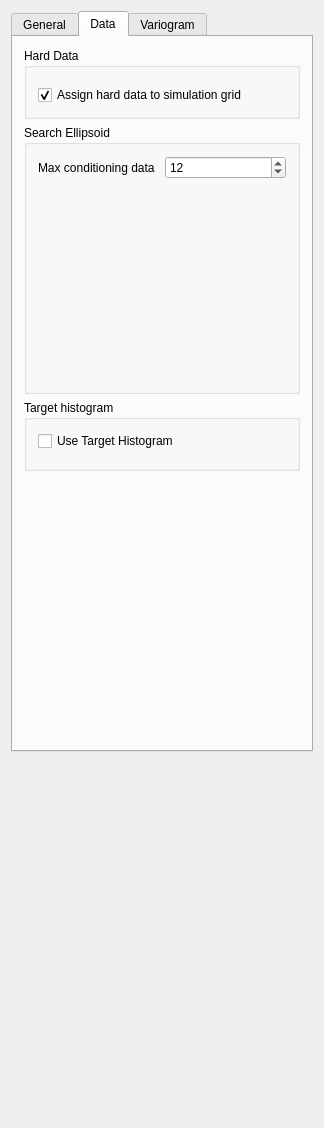
The window that lib/x64/release/plugins/Geostat/sgsim.ui (sayantanx/ar2tech-SGeMS-public) describes before a commit, drawn with Qt 5.
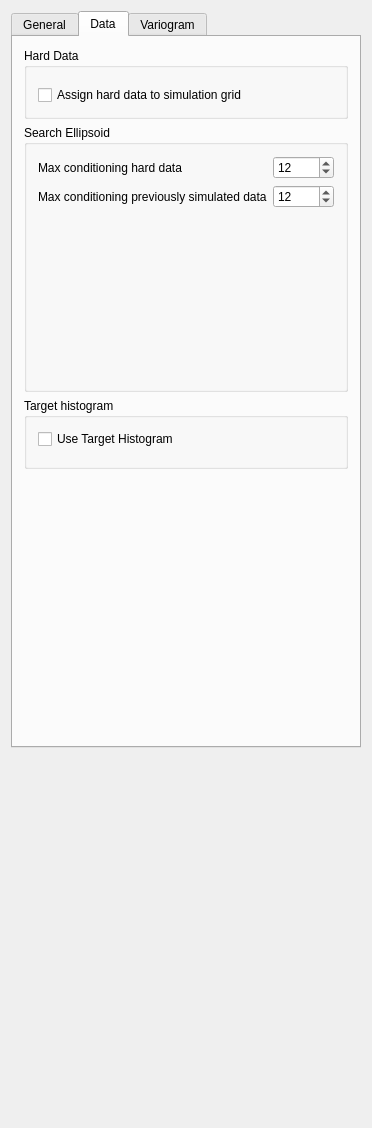
The same window after the commit. The open tabs and pages were chosen to show the change. Custom widgets are drawn as their Qt base class.

Commit message:
Conversion to vtk6, fix vario, sgsim, cont histo
th e64 bits VS project files have been converted to vtk6.  Still need to
be done for the win32 and the linux project files.
Sgsim now have conditioning on previously simulated nodes.
Variogram modeling fixed for lag size
Each grid now has a coordinates mapper to convert real-world data to
geological data

What changed in the file:
```diff
--- a/lib/x64/release/plugins/Geostat/sgsim.ui
+++ b/lib/x64/release/plugins/Geostat/sgsim.ui
@@ -6,7 +6,7 @@
    <rect>
     <x>0</x>
     <y>0</y>
-    <width>318</width>
+    <width>334</width>
     <height>1128</height>
    </rect>
   </property>
@@ -54,7 +54,7 @@
          <layout class="QVBoxLayout" name="verticalLayout">
           <item>
            <widget class="GridSelector" name="Grid_Name">
-            <property name="currentIndex">
+            <property name="currentIndex" stdset="0">
              <number>0</number>
             </property>
            </widget>
@@ -296,7 +296,7 @@
              <string>Assign hard data to simulation grid</string>
             </property>
             <property name="checked">
-             <bool>true</bool>
+             <bool>false</bool>
             </property>
            </widget>
           </item>
@@ -319,24 +319,18 @@
          </property>
          <layout class="QVBoxLayout" name="verticalLayout_2">
           <item>
-           <layout class="QHBoxLayout">
-            <property name="spacing">
-             <number>6</number>
-            </property>
-            <property name="margin">
-             <number>0</number>
-            </property>
-            <item>
+           <layout class="QFormLayout" name="formLayout">
+            <item row="0" column="0">
              <widget class="QLabel" name="TextLabel2_2_2_2_3">
               <property name="text">
-               <string>Max conditioning data</string>
+               <string>Max conditioning hard data</string>
               </property>
               <property name="wordWrap">
                <bool>false</bool>
               </property>
              </widget>
             </item>
-            <item>
+            <item row="0" column="1">
              <widget class="QSpinBox" name="Max_Conditioning_Data">
               <property name="minimum">
                <number>0</number>
@@ -349,6 +343,29 @@
               </property>
              </widget>
             </item>
+            <item row="1" column="0">
+             <widget class="QLabel" name="TextLabel2_2_2_2_4">
+              <property name="text">
+               <string>Max conditioning previously simulated data</string>
+              </property>
+              <property name="wordWrap">
+               <bool>false</bool>
+              </property>
+             </widget>
+            </item>
+            <item row="1" column="1">
+             <widget class="QSpinBox" name="Max_Conditioning_Simul_Data">
+              <property name="minimum">
+               <number>0</number>
+              </property>
+              <property name="maximum">
+               <number>20000</number>
+              </property>
+              <property name="value">
+               <number>12</number>
+              </property>
+             </widget>
+            </item>
            </layout>
           </item>
           <item>
@@ -516,7 +533,7 @@
   </customwidget>
   <customwidget>
    <class>GridSelector</class>
-   <extends>QTabWidget</extends>
+   <extends>QWidget</extends>
    <header>GsTLAppli/extra/qtplugins/selectors.h</header>
   </customwidget>
   <customwidget>
```
The commit also changes 81 other files.
